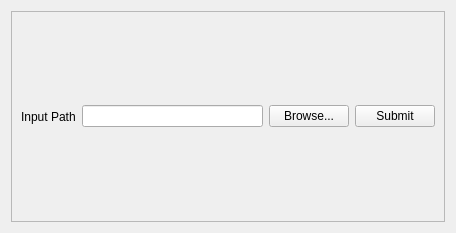
Before: the Qt Designer form inputform.ui in haneensa/Abstractocyte, drawn with Qt 5.
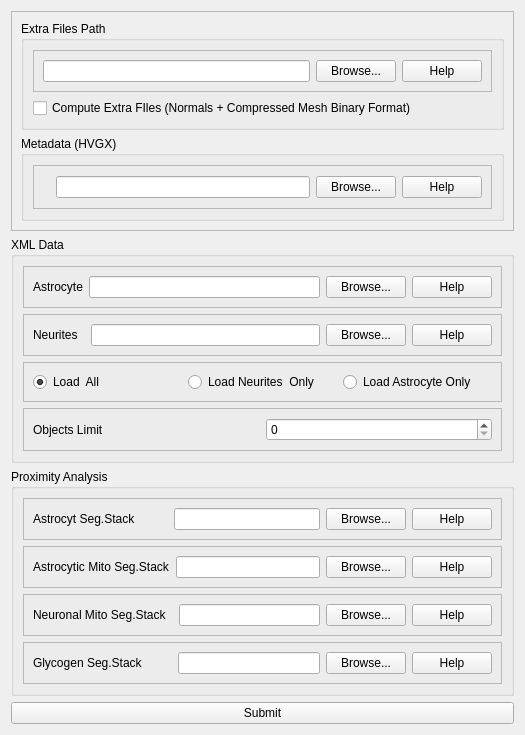
After: the same form once the commit is applied.

Commit message: data input form

```diff
--- a/inputform.ui
+++ b/inputform.ui
@@ -6,50 +6,441 @@
    <rect>
     <x>0</x>
     <y>0</y>
-    <width>456</width>
-    <height>233</height>
+    <width>525</width>
+    <height>735</height>
    </rect>
   </property>
   <property name="windowTitle">
    <string>Form</string>
   </property>
-  <layout class="QGridLayout" name="gridLayout">
-   <item row="0" column="0">
-    <widget class="QFrame" name="frame">
+  <layout class="QVBoxLayout" name="verticalLayout_4">
+   <item>
+    <widget class="QFrame" name="frame_9">
      <property name="frameShape">
       <enum>QFrame::StyledPanel</enum>
      </property>
      <property name="frameShadow">
       <enum>QFrame::Raised</enum>
      </property>
-     <layout class="QHBoxLayout" name="horizontalLayout">
+     <layout class="QGridLayout" name="gridLayout">
+      <item row="0" column="0">
+       <widget class="QGroupBox" name="groupBox_4">
+        <property name="title">
+         <string>Extra Files Path</string>
+        </property>
+        <layout class="QVBoxLayout" name="verticalLayout_2">
+         <item>
+          <widget class="QFrame" name="frame_7">
+           <property name="frameShape">
+            <enum>QFrame::StyledPanel</enum>
+           </property>
+           <property name="frameShadow">
+            <enum>QFrame::Raised</enum>
+           </property>
+           <layout class="QHBoxLayout" name="horizontalLayout_7">
+            <property name="spacing">
+             <number>6</number>
+            </property>
+            <property name="leftMargin">
+             <number>9</number>
+            </property>
+            <property name="topMargin">
+             <number>9</number>
+            </property>
+            <property name="rightMargin">
+             <number>9</number>
+            </property>
+            <property name="bottomMargin">
+             <number>9</number>
+            </property>
+            <item>
+             <widget class="QLineEdit" name="lineEdit_extra_files_path"/>
+            </item>
+            <item>
+             <widget class="QPushButton" name="pushButton_extra_files_path">
+              <property name="text">
+               <string>Browse...</string>
+              </property>
+             </widget>
+            </item>
+            <item>
+             <widget class="QPushButton" name="pushButton_extra_files_path_help">
+              <property name="text">
+               <string>Help</string>
+              </property>
+             </widget>
+            </item>
+           </layout>
+          </widget>
+         </item>
+         <item>
+          <widget class="QCheckBox" name="checkBox_extra_files">
+           <property name="text">
+            <string>Compute Extra FIles (Normals + Compressed Mesh Binary Format)</string>
+           </property>
+          </widget>
+         </item>
+        </layout>
+       </widget>
+      </item>
+      <item row="1" column="0">
+       <widget class="QGroupBox" name="groupBox_3">
+        <property name="title">
+         <string>Metadata (HVGX) </string>
+        </property>
+        <layout class="QHBoxLayout" name="horizontalLayout_10">
+         <item>
+          <widget class="QFrame" name="frame">
+           <property name="frameShape">
+            <enum>QFrame::StyledPanel</enum>
+           </property>
+           <property name="frameShadow">
+            <enum>QFrame::Raised</enum>
+           </property>
+           <layout class="QHBoxLayout" name="horizontalLayout">
+            <item>
+             <widget class="QLabel" name="label">
+              <property name="text">
+               <string/>
+              </property>
+             </widget>
+            </item>
+            <item>
+             <widget class="QLineEdit" name="lineEdit_metadata"/>
+            </item>
+            <item>
+             <widget class="QPushButton" name="pushButton_metadata">
+              <property name="text">
+               <string>Browse...</string>
+              </property>
+             </widget>
+            </item>
+            <item>
+             <widget class="QPushButton" name="pushButton_metadata_help">
+              <property name="text">
+               <string>Help</string>
+              </property>
+             </widget>
+            </item>
+           </layout>
+          </widget>
+         </item>
+        </layout>
+       </widget>
+      </item>
+     </layout>
+    </widget>
+   </item>
+   <item>
+    <widget class="QGroupBox" name="groupBox_2">
+     <property name="title">
+      <string>XML Data</string>
+     </property>
+     <layout class="QVBoxLayout" name="verticalLayout_3">
       <item>
-       <widget class="QLabel" name="label">
-        <property name="text">
-         <string>Input Path</string>
+       <widget class="QFrame" name="frame_5">
+        <property name="frameShape">
+         <enum>QFrame::StyledPanel</enum>
         </property>
+        <property name="frameShadow">
+         <enum>QFrame::Raised</enum>
+        </property>
+        <layout class="QHBoxLayout" name="horizontalLayout_5">
+         <item>
+          <widget class="QLabel" name="label_5">
+           <property name="text">
+            <string>Astrocyte</string>
+           </property>
+          </widget>
+         </item>
+         <item>
+          <widget class="QLineEdit" name="lineEdit_xml_astrocyte"/>
+         </item>
+         <item>
+          <widget class="QPushButton" name="pushButton_xml_astrocyte">
+           <property name="text">
+            <string>Browse...</string>
+           </property>
+          </widget>
+         </item>
+         <item>
+          <widget class="QPushButton" name="pushButton_xml_astrocyte_help">
+           <property name="text">
+            <string>Help</string>
+           </property>
+          </widget>
+         </item>
+        </layout>
        </widget>
       </item>
       <item>
-       <widget class="QLineEdit" name="lineEdit"/>
+       <widget class="QFrame" name="frame_6">
+        <property name="frameShape">
+         <enum>QFrame::StyledPanel</enum>
+        </property>
+        <property name="frameShadow">
+         <enum>QFrame::Raised</enum>
+        </property>
+        <layout class="QHBoxLayout" name="horizontalLayout_6">
+         <item>
+          <widget class="QLabel" name="label_6">
+           <property name="text">
+            <string>Neurites  </string>
+           </property>
+          </widget>
+         </item>
+         <item>
+          <widget class="QLineEdit" name="lineEdit_xml_neurites"/>
+         </item>
+         <item>
+          <widget class="QPushButton" name="pushButton_xml_neurites">
+           <property name="text">
+            <string>Browse...</string>
+           </property>
+          </widget>
+         </item>
+         <item>
+          <widget class="QPushButton" name="pushButton_xml_neurites_help">
+           <property name="text">
+            <string>Help</string>
+           </property>
+          </widget>
+         </item>
+        </layout>
+       </widget>
       </item>
       <item>
-       <widget class="QPushButton" name="pushButton_path">
-        <property name="text">
-         <string>Browse...</string>
+       <widget class="QFrame" name="frame_10">
+        <property name="frameShape">
+         <enum>QFrame::StyledPanel</enum>
         </property>
+        <property name="frameShadow">
+         <enum>QFrame::Raised</enum>
+        </property>
+        <layout class="QGridLayout" name="gridLayout_2">
+         <item row="0" column="0">
+          <widget class="QRadioButton" name="radioButton_load_all">
+           <property name="text">
+            <string>Load  All</string>
+           </property>
+           <property name="checked">
+            <bool>true</bool>
+           </property>
+          </widget>
+         </item>
+         <item row="0" column="1">
+          <widget class="QRadioButton" name="radioButton_load_neurites">
+           <property name="text">
+            <string>Load Neurites  Only</string>
+           </property>
+          </widget>
+         </item>
+         <item row="0" column="2">
+          <widget class="QRadioButton" name="radioButton_load_astrocyte">
+           <property name="text">
+            <string>Load Astrocyte Only</string>
+           </property>
+          </widget>
+         </item>
+        </layout>
        </widget>
       </item>
       <item>
-       <widget class="QPushButton" name="pushButton_submit">
-        <property name="text">
-         <string>Submit</string>
+       <widget class="QFrame" name="frame_11">
+        <property name="frameShape">
+         <enum>QFrame::StyledPanel</enum>
         </property>
+        <property name="frameShadow">
+         <enum>QFrame::Raised</enum>
+        </property>
+        <layout class="QGridLayout" name="gridLayout_3">
+         <item row="0" column="0">
+          <widget class="QLabel" name="label_2">
+           <property name="text">
+            <string>Objects Limit</string>
+           </property>
+          </widget>
+         </item>
+         <item row="0" column="1">
+          <widget class="QSpinBox" name="spinBox_limit">
+           <property name="minimum">
+            <number>0</number>
+           </property>
+           <property name="maximum">
+            <number>1000000000</number>
+           </property>
+          </widget>
+         </item>
+        </layout>
        </widget>
       </item>
      </layout>
     </widget>
    </item>
+   <item>
+    <widget class="QGroupBox" name="groupBox">
+     <property name="title">
+      <string>Proximity Analysis</string>
+     </property>
+     <layout class="QVBoxLayout" name="verticalLayout">
+      <item>
+       <widget class="QFrame" name="frame_8">
+        <property name="frameShape">
+         <enum>QFrame::StyledPanel</enum>
+        </property>
+        <property name="frameShadow">
+         <enum>QFrame::Raised</enum>
+        </property>
+        <layout class="QHBoxLayout" name="horizontalLayout_8">
+         <item>
+          <widget class="QLabel" name="label_proximity_astrocyte">
+           <property name="text">
+            <string>Astrocyt Seg.Stack          </string>
+           </property>
+          </widget>
+         </item>
+         <item>
+          <widget class="QLineEdit" name="lineEdit_proximity_astrocyte"/>
+         </item>
+         <item>
+          <widget class="QPushButton" name="pushButton_proximity_astrocyte">
+           <property name="text">
+            <string>Browse...</string>
+           </property>
+          </widget>
+         </item>
+         <item>
+          <widget class="QPushButton" name="pushButton_proximity_astrocyte_help">
+           <property name="text">
+            <string>Help</string>
+           </property>
+          </widget>
+         </item>
+        </layout>
+       </widget>
+      </item>
+      <item>
+       <widget class="QFrame" name="frame_4">
+        <property name="frameShape">
+         <enum>QFrame::StyledPanel</enum>
+        </property>
+        <property name="frameShadow">
+         <enum>QFrame::Raised</enum>
+        </property>
+        <layout class="QHBoxLayout" name="horizontalLayout_4">
+         <item>
+          <widget class="QLabel" name="label_proximity_astro_mito">
+           <property name="text">
+            <string>Astrocytic Mito Seg.Stack</string>
+           </property>
+          </widget>
+         </item>
+         <item>
+          <widget class="QLineEdit" name="lineEdit_proximity_astro_mito"/>
+         </item>
+         <item>
+          <widget class="QPushButton" name="pushButton_proximity_astro_mito">
+           <property name="text">
+            <string>Browse...</string>
+           </property>
+          </widget>
+         </item>
+         <item>
+          <widget class="QPushButton" name="pushButton_proximity_astro_mito_help">
+           <property name="text">
+            <string>Help</string>
+           </property>
+          </widget>
+         </item>
+        </layout>
+       </widget>
+      </item>
+      <item>
+       <widget class="QFrame" name="frame_3">
+        <property name="frameShape">
+         <enum>QFrame::StyledPanel</enum>
+        </property>
+        <property name="frameShadow">
+         <enum>QFrame::Raised</enum>
+        </property>
+        <layout class="QHBoxLayout" name="horizontalLayout_3">
+         <item>
+          <widget class="QLabel" name="label_proximity_neu_mito">
+           <property name="text">
+            <string>Neuronal Mito Seg.Stack  </string>
+           </property>
+          </widget>
+         </item>
+         <item>
+          <widget class="QLineEdit" name="lineEdit_proximity_neu_mito"/>
+         </item>
+         <item>
+          <widget class="QPushButton" name="pushButton_proximity_neu_mito">
+           <property name="text">
+            <string>Browse...</string>
+           </property>
+          </widget>
+         </item>
+         <item>
+          <widget class="QPushButton" name="pushButton_proximity_neu_mito_help">
+           <property name="text">
+            <string>Help</string>
+           </property>
+          </widget>
+         </item>
+        </layout>
+       </widget>
+      </item>
+      <item>
+       <widget class="QFrame" name="frame_2">
+        <property name="frameShape">
+         <enum>QFrame::StyledPanel</enum>
+        </property>
+        <property name="frameShadow">
+         <enum>QFrame::Raised</enum>
+        </property>
+        <layout class="QHBoxLayout" name="horizontalLayout_2">
+         <item>
+          <widget class="QLabel" name="label_proximity_gly">
+           <property name="text">
+            <string>Glycogen Seg.Stack         </string>
+           </property>
+          </widget>
+         </item>
+         <item>
+          <widget class="QLineEdit" name="lineEdit_proximity_gly"/>
+         </item>
+         <item>
+          <widget class="QPushButton" name="pushButton_proximity_gly">
+           <property name="text">
+            <string>Browse...</string>
+           </property>
+          </widget>
+         </item>
+         <item>
+          <widget class="QPushButton" name="pushButton_proximity_gly_help">
+           <property name="text">
+            <string>Help</string>
+           </property>
+          </widget>
+         </item>
+        </layout>
+       </widget>
+      </item>
+     </layout>
+     <zorder>frame_4</zorder>
+     <zorder>frame_3</zorder>
+     <zorder>frame_2</zorder>
+     <zorder>frame_8</zorder>
+    </widget>
+   </item>
+   <item>
+    <widget class="QPushButton" name="pushButton_submit">
+     <property name="text">
+      <string>Submit</string>
+     </property>
+    </widget>
+   </item>
   </layout>
  </widget>
  <resources/>
```
The commit also changes 10 other files.
